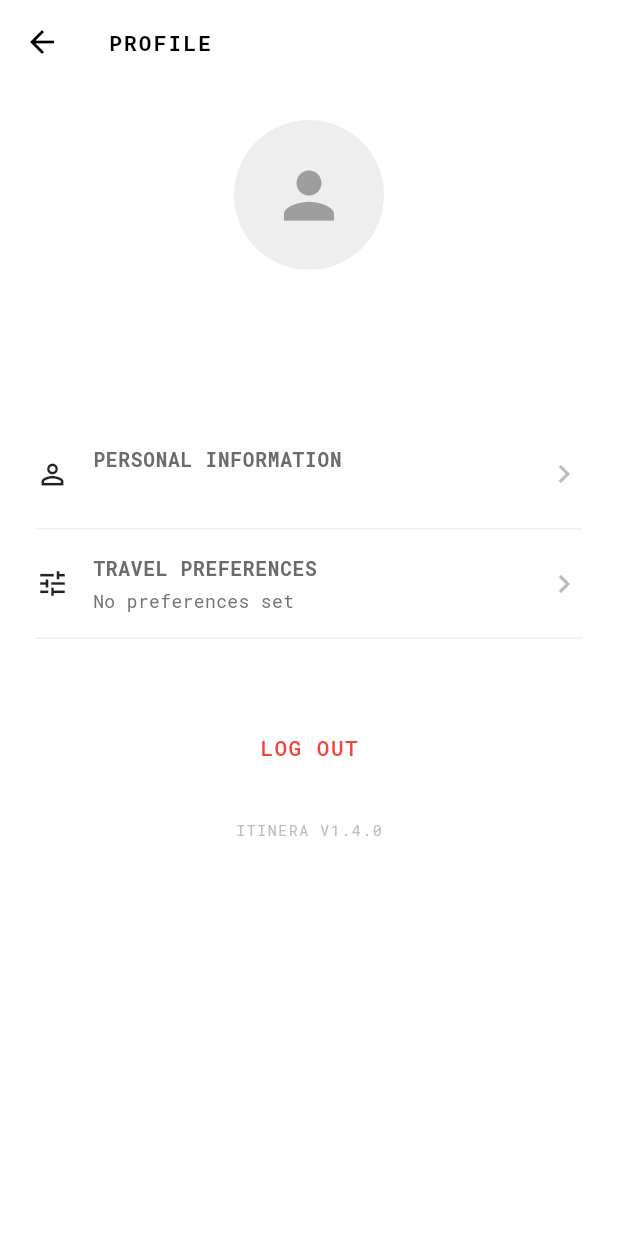
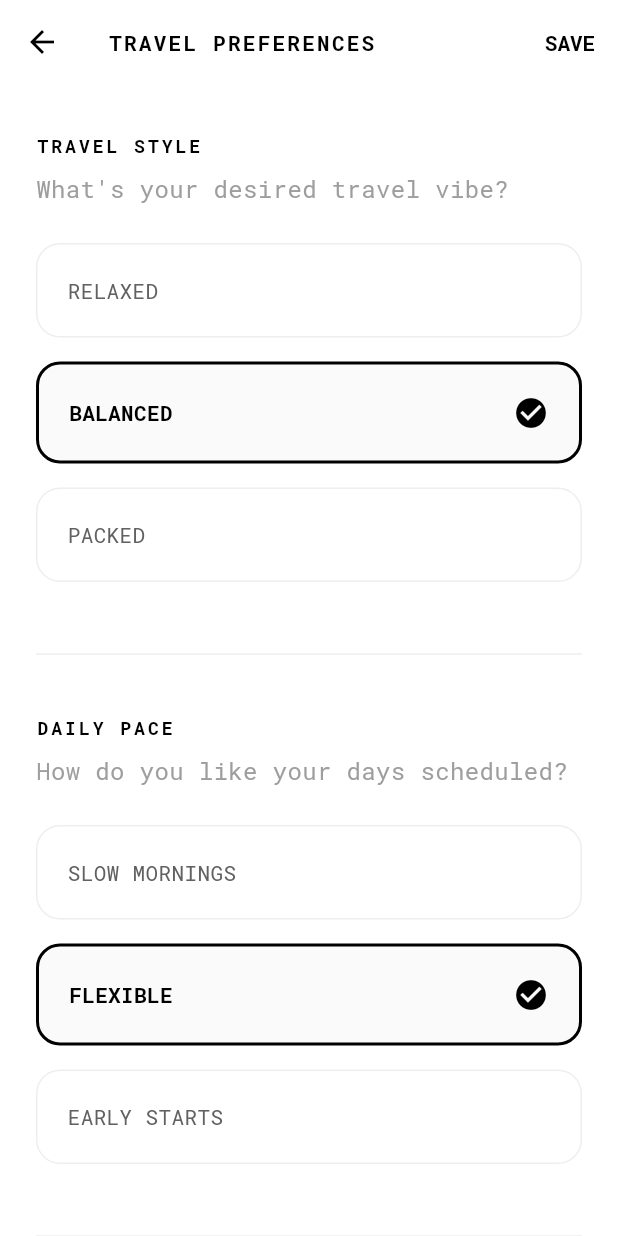
Before and after one commit to Swapnil-Pramanik/Itinera-2, a Flutter app: the ProfileScreen screen opened directly, after a tap on "TRAVEL PREFERENCES", on a phone screen of 412 x 824 dp. Run offline on Flutter 3.47's test engine with Material 3 defaults, Android fonts, the phone set to English and light mode, and no system bars; our stand-ins replace cached_network_image, lottie, supabase_flutter; accounts and stored records are empty; network calls fail.

Commit message:
Travel Preferences addition

```diff
--- /dev/null
+++ b/lib/core/preference_service.dart
@@ -0,0 +1,130 @@
+import 'dart:convert';
+import 'package:http/http.dart' as http;
+import 'package:supabase_flutter/supabase_flutter.dart';
+import 'constants.dart';
+
+/// Service for fetching and updating user preferences from the backend.
+class PreferenceService {
+  static const String _backendUrl = AppConstants.backendUrl;
+
+  /// Fetches all preferences for the current user.
+  static Future<Map<String, List<String>>> getPreferences() async {
+    final session = Supabase.instance.client.auth.currentSession;
+    if (session == null) return {};
+
+    try {
+      final response = await http.get(
+        Uri.parse('$_backendUrl/api/users/me/preferences'),
+        headers: {
+          'Authorization': 'Bearer ${session.accessToken}',
+          'Content-Type': 'application/json',
+        },
+      ).timeout(const Duration(seconds: 5));
+
+      if (response.statusCode == 200) {
+        final Map<String, dynamic> data = jsonDecode(response.body);
+        return data.map((key, value) => MapEntry(key, List<String>.from(value)));
+      }
+    } catch (e) {
+      // Fallback or log error
+      print('Error fetching preferences: $e');
+    }
+
+    // Fallback: Query Supabase directly if backend fails
+    try {
+      final userId = session.user.id;
+      final response = await Supabase.instance.client
+          .from('user_preferences')
+          .select('preference_key, preference_value')
+          .eq('user_id', userId);
+
+      final Map<String, List<String>> prefs = {};
+      for (var item in response) {
+        final key = item['preference_key'] as String;
+        final val = item['preference_value'] as String;
+        prefs.putIfAbsent(key, () => []).add(val);
+      }
+      return prefs;
+    } catch (e) {
+      print('Fallback error fetching preferences: $e');
+      return {};
+    }
+  }
+
+  /// Saves preferences for a specific key (e.g., 'INTERESTS').
+  static Future<bool> savePreferences(String key, List<String> values) async {
+    final session = Supabase.instance.client.auth.currentSession;
+    if (session == null) return false;
+
+    try {
+      final response = await http.post(
+        Uri.parse('$_backendUrl/api/users/me/preferences'),
+        headers: {
+          'Authorization': 'Bearer ${session.accessToken}',
+          'Content-Type': 'application/json',
+        },
+        body: jsonEncode({key: values}),
+      ).timeout(const Duration(seconds: 5));
+
+      if (response.statusCode == 200) return true;
+    } catch (e) {
+      print('Error saving preferences: $e');
+    }
+
+    // Fallback: update Supabase directly
+    try {
+      final userId = session.user.id;
+
+      // Delete existing
+      await Supabase.instance.client
+          .from('user_preferences')
+          .delete()
+          .eq('user_id', userId)
+          .eq('preference_key', key);
+
+      // Insert new
+      if (values.isNotEmpty) {
+        final rows = values.map((val) => {
+          'user_id': userId,
+          'preference_key': key,
+          'preference_value': val,
+        }).toList();
+
+        await Supabase.instance.client.from('user_preferences').insert(rows);
+      }
+      return true;
+    } catch (e) {
+      print('Fallback error saving preferences: $e');
+      return false;
+    }
+  }
+
+  /// Saves multiple preference sets at once.
+  static Future<bool> saveMultiplePreferences(Map<String, List<String>> prefs) async {
+    final session = Supabase.instance.client.auth.currentSession;
+    if (session == null) return false;
+
+    try {
+      final response = await http.post(
+        Uri.parse('$_backendUrl/api/users/me/preferences'),
+        headers: {
+          'Authorization': 'Bearer ${session.accessToken}',
+          'Content-Type': 'application/json',
+        },
+        body: jsonEncode(prefs),
+      ).timeout(const Duration(seconds: 5));
+
+      if (response.statusCode == 200) return true;
+    } catch (e) {
+      print('Error saving multiple preferences: $e');
+    }
+
+    // Fallback: series of updates to Supabase
+    bool allSuccess = true;
+    for (var entry in prefs.entries) {
+      final success = await savePreferences(entry.key, entry.value);
+      if (!success) allSuccess = false;
+    }
+    return allSuccess;
+  }
+}
--- a/lib/screens/home/home_screen.dart
+++ b/lib/screens/home/home_screen.dart
@@ -295,7 +295,7 @@ class _HomeScreenState extends State<HomeScreen> {
                         isScrollControlled: true,
                         backgroundColor: Colors.transparent,
                         builder: (_) => const MyAtlasBottomSheet(),
-                      );
+                      ).then((_) => _loadAtlasArticles());
                     } else {
                       final dest = _recentDestinations[index];
                       final title = dest['name'] ?? '';
@@ -411,7 +411,7 @@ class _HomeScreenState extends State<HomeScreen> {
                 destinationCountry: destCountry,
               ),
             ),
-          );
+          ).then((_) => _loadAtlasArticles());
         }
       },
     );
--- a/lib/screens/home/profile_screen.dart
+++ b/lib/screens/home/profile_screen.dart
@@ -5,6 +5,8 @@ import '../../core/profile_service.dart';
 import '../auth/login_signup_screen.dart';
 import '../../widgets/blur_page_route.dart';
 import 'edit_profile_screen.dart';
+import 'travel_preferences_screen.dart';
+import '../../core/preference_service.dart';
 
 /// Profile Screen - User profile displaying actual database stats
 class ProfileScreen extends StatefulWidget {
@@ -16,6 +18,7 @@ class ProfileScreen extends StatefulWidget {
 
 class _ProfileScreenState extends State<ProfileScreen> {
   Map<String, dynamic>? _profileData;
+  Map<String, List<String>> _preferences = {};
   bool _isLoading = true;
 
   @override
@@ -25,10 +28,15 @@ class _ProfileScreenState extends State<ProfileScreen> {
   }
 
   Future<void> _loadProfile() async {
-    final data = await ProfileService.getMyProfile();
+    final results = await Future.wait([
+      ProfileService.getMyProfile(),
+      PreferenceService.getPreferences(),
+    ]);
+
     if (mounted) {
       setState(() {
-        _profileData = data;
+        _profileData = results[0] as Map<String, dynamic>?;
+        _preferences = results[1] as Map<String, List<String>>;
         _isLoading = false;
       });
     }
@@ -45,7 +53,8 @@ class _ProfileScreenState extends State<ProfileScreen> {
       );
     }
 
-    final displayName = _profileData?['display_name'] ?? UserService.getDisplayName();
+    final displayName =
+        _profileData?['display_name'] ?? UserService.getDisplayName();
     final email = _profileData?['email'] ?? UserService.getEmail();
 
     return Scaffold(
@@ -145,8 +154,21 @@ class _ProfileScreenState extends State<ProfileScreen> {
             _buildSettingsItem(
               icon: Icons.tune,
               title: 'TRAVEL PREFERENCES',
-              subtitle: 'No preferences set', // Pending implementation hooked to user_preferences table
-              onTap: () {},
+              subtitle: _getPreferenceSummary(),
+              bottomWidget: _buildPreferenceChips(),
+              onTap: () async {
+                final result = await Navigator.push(
+                  context,
+                  MaterialPageRoute(
+                    builder: (context) => const TravelPreferencesScreen(),
+                  ),
+                );
+                // If preferences were updated, reload profile
+                if (result == true) {
+                  setState(() => _isLoading = true);
+                  _loadProfile();
+                }
+              },
             ),
 
             const SizedBox(height: 48),
@@ -197,6 +219,7 @@ class _ProfileScreenState extends State<ProfileScreen> {
     required IconData icon,
     required String title,
     required String subtitle,
+    Widget? bottomWidget,
     VoidCallback? onTap,
   }) {
     return InkWell(
@@ -233,6 +256,10 @@ class _ProfileScreenState extends State<ProfileScreen> {
                       color: Colors.grey.shade600,
                     ),
                   ),
+                  if (bottomWidget != null) ...[
+                    const SizedBox(height: 8),
+                    bottomWidget,
+                  ],
                 ],
               ),
             ),
@@ -245,4 +272,52 @@ class _ProfileScreenState extends State<ProfileScreen> {
       ),
     );
   }
+
+  Widget _buildPreferenceChip(String label) {
+    return Container(
+      padding: const EdgeInsets.symmetric(horizontal: 10, vertical: 4),
+      decoration: BoxDecoration(
+        color: Colors.grey.shade100,
+        borderRadius: BorderRadius.circular(12),
+      ),
+      child: Text(
+        label.toUpperCase(),
+        style: const TextStyle(
+          fontFamily: 'RobotoMono',
+          fontSize: 10,
+          fontWeight: FontWeight.w600,
+          color: Colors.black87,
+        ),
+      ),
+    );
+  }
+
+  String _getPreferenceSummary() {
+    if (_preferences.isEmpty) return 'No preferences set';
+
+    final parts = <String>[];
+    if (_preferences.containsKey('TRAVEL_STYLE')) {
+      parts.add(_preferences['TRAVEL_STYLE']!.first);
+    }
+    if (_preferences.containsKey('DAILY_PACE')) {
+      parts.add(_preferences['DAILY_PACE']!.first);
+    }
+
+    return parts.isEmpty ? 'Tailor your automation' : parts.join(' • ');
+  }
+
+  Widget? _buildPreferenceChips() {
+    final interests = _preferences['INTERESTS'] ?? [];
+    if (interests.isEmpty) return null;
+
+    return Wrap(
+      spacing: 8,
+      runSpacing: 8,
+      children: [
+        ...interests.take(2).map((e) => _buildPreferenceChip(e)),
+        if (interests.length > 2)
+          _buildPreferenceChip('+${interests.length - 2} MORE'),
+      ],
+    );
+  }
 }
--- /dev/null
+++ b/lib/screens/home/travel_preferences_screen.dart
@@ -0,0 +1,329 @@
+import 'package:flutter/material.dart';
+import '../../core/preference_service.dart';
+
+class TravelPreferencesScreen extends StatefulWidget {
+  const TravelPreferencesScreen({super.key});
+
+  @override
+  State<TravelPreferencesScreen> createState() =>
+      _TravelPreferencesScreenState();
+}
+
+class _TravelPreferencesScreenState extends State<TravelPreferencesScreen> {
+  bool _isLoading = true;
+  bool _isSaving = false;
+
+  // Selection state
+  String _selectedStyle = 'BALANCED';
+  String _selectedPace = 'FLEXIBLE';
+  Set<String> _selectedInterests = {};
+  String _selectedAutomation = 'PLAN EVERYTHING AUTOMATICALLY';
+
+  final List<String> _styles = ['RELAXED', 'BALANCED', 'PACKED'];
+  final List<String> _paces = ['SLOW MORNINGS', 'FLEXIBLE', 'EARLY STARTS'];
+  final List<Map<String, dynamic>> _interestOptions = [
+    {'label': 'Food', 'icon': Icons.restaurant_outlined},
+    {'label': 'Culture', 'icon': Icons.museum_outlined},
+    {'label': 'Nature', 'icon': Icons.park_outlined},
+    {'label': 'Shopping', 'icon': Icons.shopping_bag_outlined},
+    {'label': 'Nightlife', 'icon': Icons.nightlife_outlined},
+    {'label': 'Adventure', 'icon': Icons.hiking_outlined},
+  ];
+  final List<String> _automationOptions = [
+    'PLAN EVERYTHING AUTOMATICALLY',
+    'SUGGEST, I\'LL DECIDE'
+  ];
+
+  @override
+  void initState() {
+    super.initState();
+    _loadPreferences();
+  }
+
+  @override
+  void dispose() {
+    super.dispose();
+  }
+
+  Future<void> _loadPreferences() async {
+    setState(() => _isLoading = true);
+    try {
+      final prefs = await PreferenceService.getPreferences();
+      setState(() {
+        if (prefs.containsKey('TRAVEL_STYLE') && prefs['TRAVEL_STYLE']!.isNotEmpty) {
+          _selectedStyle = prefs['TRAVEL_STYLE']!.first;
+        }
+        if (prefs.containsKey('DAILY_PACE') && prefs['DAILY_PACE']!.isNotEmpty) {
+          _selectedPace = prefs['DAILY_PACE']!.first;
+        }
+        if (prefs.containsKey('INTERESTS')) {
+          _selectedInterests = Set<String>.from(prefs['INTERESTS']!);
+        }
+        if (prefs.containsKey('AUTOMATION') && prefs['AUTOMATION']!.isNotEmpty) {
+          _selectedAutomation = prefs['AUTOMATION']!.first;
+        }
+      });
+    } catch (e) {
+      debugPrint('Error loading preferences: $e');
+    } finally {
+      setState(() => _isLoading = false);
+    }
+  }
+
+  Future<void> _savePreferences() async {
+    setState(() => _isSaving = true);
+    try {
+      final prefs = {
+        'TRAVEL_STYLE': [_selectedStyle],
+        'DAILY_PACE': [_selectedPace],
+        'INTERESTS': _selectedInterests.toList(),
+        'AUTOMATION': [_selectedAutomation],
+      };
+      final success = await PreferenceService.saveMultiplePreferences(prefs);
+      if (success && mounted) {
+        ScaffoldMessenger.of(context).showSnackBar(
+          const SnackBar(content: Text('Preferences saved successfully')),
+        );
+        Navigator.pop(context, true);
+      }
+    } catch (e) {
+      debugPrint('Error saving preferences: $e');
+    } finally {
+      if (mounted) setState(() => _isSaving = false);
+    }
+  }
+
+  @override
+  Widget build(BuildContext context) {
+    return Scaffold(
+      backgroundColor: Colors.white,
+      appBar: AppBar(
+        backgroundColor: Colors.white,
+        elevation: 0,
+        leading: IconButton(
+          onPressed: () => Navigator.pop(context),
+          icon: const Icon(Icons.arrow_back, color: Colors.black),
+        ),
+        title: const Text(
+          'TRAVEL PREFERENCES',
+          style: TextStyle(
+            fontFamily: 'RobotoMono',
+            fontSize: 14,
+            fontWeight: FontWeight.w600,
+            letterSpacing: 1.5,
+            color: Colors.black,
+          ),
+        ),
+        actions: [
+          if (!_isLoading)
+            TextButton(
+              onPressed: _isSaving ? null : _savePreferences,
+              child: _isSaving
+                  ? const SizedBox(
+                      width: 16,
+                      height: 16,
+                      child: CircularProgressIndicator(strokeWidth: 2, color: Colors.black),
+                    )
+                  : const Text(
+                      'SAVE',
+                      style: TextStyle(
+                        fontFamily: 'RobotoMono',
+                        fontWeight: FontWeight.bold,
+                        color: Colors.black,
+                      ),
+                    ),
+            ),
+        ],
+      ),
+      body: _isLoading
+          ? const Center(child: CircularProgressIndicator(color: Colors.black))
+          : SingleChildScrollView(
+              padding: const EdgeInsets.symmetric(vertical: 24),
+              child: Column(
+                crossAxisAlignment: CrossAxisAlignment.start,
+                children: [
+                  _buildSectionHeader('TRAVEL STYLE'),
+                  _buildStyleSection(),
+                  const Divider(height: 64, thickness: 1, indent: 24, endIndent: 24),
+                  _buildSectionHeader('DAILY PACE'),
+                  _buildPaceSection(),
+                  const Divider(height: 64, thickness: 1, indent: 24, endIndent: 24),
+                  _buildSectionHeader('INTERESTS'),
+                  _buildInterestsSection(),
+                  const Divider(height: 64, thickness: 1, indent: 24, endIndent: 24),
+                  _buildSectionHeader('AUTOMATION'),
+                  _buildAutomationSection(),
+                  const SizedBox(height: 48),
+                ],
+              ),
+            ),
+    );
+  }
+
+  Widget _buildSectionHeader(String title) {
+    return Padding(
+      padding: const EdgeInsets.symmetric(horizontal: 24.0, vertical: 8.0),
+      child: Text(
+        title,
+        style: const TextStyle(
+          fontFamily: 'RobotoMono',
+          fontSize: 12,
+          fontWeight: FontWeight.w800,
+          letterSpacing: 2.0,
+          color: Colors.black,
+        ),
+      ),
+    );
+  }
+
+  Widget _buildStyleSection() {
+    return Padding(
+      padding: const EdgeInsets.symmetric(horizontal: 24.0),
+      child: Column(
+        crossAxisAlignment: CrossAxisAlignment.start,
+        children: [
+          const Text(
+            'What\'s your desired travel vibe?',
+            style: TextStyle(fontFamily: 'RobotoMono', fontSize: 16, color: Colors.grey),
+          ),
+          const SizedBox(height: 24),
+          ..._styles.map((style) => _buildRadioOption(
+                title: style,
+                isSelected: _selectedStyle == style,
+                onTap: () => setState(() => _selectedStyle = style),
+              )),
+        ],
+      ),
+    );
+  }
+
+  Widget _buildPaceSection() {
+    return Padding(
+      padding: const EdgeInsets.symmetric(horizontal: 24.0),
+      child: Column(
+        crossAxisAlignment: CrossAxisAlignment.start,
+        children: [
+          const Text(
+            'How do you like your days scheduled?',
+            style: TextStyle(fontFamily: 'RobotoMono', fontSize: 16, color: Colors.grey),
+          ),
+          const SizedBox(height: 24),
+          ..._paces.map((pace) => _buildRadioOption(
+                title: pace,
+                isSelected: _selectedPace == pace,
+                onTap: () => setState(() => _selectedPace = pace),
+              )),
+        ],
+      ),
+    );
+  }
+
+  Widget _buildInterestsSection() {
+    return Padding(
+      padding: const EdgeInsets.symmetric(horizontal: 24.0),
+      child: Column(
+        crossAxisAlignment: CrossAxisAlignment.start,
+        children: [
+          const Text(
+            'Select your areas of interest',
+            style: TextStyle(fontFamily: 'RobotoMono', fontSize: 16, color: Colors.grey),
+          ),
+          const SizedBox(height: 24),
+          Wrap(
+            spacing: 12,
+            runSpacing: 12,
+            children: _interestOptions.map((opt) {
+              final label = opt['label'] as String;
+              final icon = opt['icon'] as IconData;
+              final isSelected = _selectedInterests.contains(label);
+              return FilterChip(
+                label: Text(label),
+                avatar: Icon(icon, size: 16, color: isSelected ? Colors.white : Colors.black),
+                selected: isSelected,
+                onSelected: (selected) {
+                  setState(() {
+                    if (selected) {
+                      _selectedInterests.add(label);
+                    } else {
+                      _selectedInterests.remove(label);
+                    }
+                  });
+                },
+                backgroundColor: Colors.white,
+                selectedColor: Colors.black,
+                labelStyle: TextStyle(
+                  fontFamily: 'RobotoMono',
+                  color: isSelected ? Colors.white : Colors.black,
+                  fontSize: 13,
+                ),
+                shape: RoundedRectangleBorder(
+                  borderRadius: BorderRadius.circular(20),
+                  side: BorderSide(color: isSelected ? Colors.black : Colors.grey.shade300),
+                ),
+              );
+            }).toList(),
+          ),
+        ],
+      ),
+    );
+  }
+
+  Widget _buildAutomationSection() {
+    return Padding(
+      padding: const EdgeInsets.symmetric(horizontal: 24.0),
+      child: Column(
+        crossAxisAlignment: CrossAxisAlignment.start,
+        children: [
+          const Text(
+            'Level of AI assistance',
+            style: TextStyle(fontFamily: 'RobotoMono', fontSize: 16, color: Colors.grey),
+          ),
+          const SizedBox(height: 24),
+          ..._automationOptions.map((opt) => _buildRadioOption(
+                title: opt,
+                isSelected: _selectedAutomation == opt,
+                onTap: () => setState(() => _selectedAutomation = opt),
+              )),
+        ],
+      ),
+    );
+  }
+
+  Widget _buildRadioOption({
+    required String title,
+    required bool isSelected,
+    required VoidCallback onTap,
+  }) {
+    return GestureDetector(
+      onTap: onTap,
+      child: Container(
+        margin: const EdgeInsets.only(bottom: 16),
+        padding: const EdgeInsets.all(20),
+        decoration: BoxDecoration(
+          color: isSelected ? Colors.grey.shade50 : Colors.white,
+          borderRadius: BorderRadius.circular(16),
+          border: Border.all(
+            color: isSelected ? Colors.black : Colors.grey.shade200,
+            width: isSelected ? 2 : 1,
+          ),
+        ),
+        child: Row(
+          children: [
+            Expanded(
+              child: Text(
+                title,
+                style: TextStyle(
+                  fontFamily: 'RobotoMono',
+                  fontSize: 14,
+                  fontWeight: isSelected ? FontWeight.bold : FontWeight.normal,
+                  color: isSelected ? Colors.black : Colors.grey.shade700,
+                ),
+              ),
+            ),
+            if (isSelected) const Icon(Icons.check_circle, color: Colors.black),
+          ],
+        ),
+      ),
+    );
+  }
+}
--- a/lib/screens/trip/destination_detail_screen.dart
+++ b/lib/screens/trip/destination_detail_screen.dart
@@ -802,10 +802,7 @@ class _DestinationDetailScreenState extends State<DestinationDetailScreen> {
         tag: heroTag,
         placeholderBuilder: (context, size, widget) => widget,
         flightShuttleBuilder: (flightContext, animation, flightDirection, fromHeroContext, toHeroContext) {
-          return SingleChildScrollView(
-            physics: const NeverScrollableScrollPhysics(),
-            child: toHeroContext.widget,
-          );
+          return toHeroContext.widget;
         },
         child: Material(color: Colors.transparent, child: chip),
       );
--- a/lib/widgets/overlays/weather_popup.dart
+++ b/lib/widgets/overlays/weather_popup.dart
@@ -136,6 +136,7 @@ class WeatherPopup extends StatelessWidget {
                             Expanded(
                               flex: 6,
                               child: Column(
+                                mainAxisSize: MainAxisSize.min,
                                 crossAxisAlignment: CrossAxisAlignment.end,
                                 children: [
                                   Text(
@@ -147,7 +148,8 @@ class WeatherPopup extends StatelessWidget {
                                     ),
                                   ),
                                   const SizedBox(height: 16),
-                                  Expanded(
+                                  SizedBox(
+                                    height: 150, // Increased height to prevent overflow
                                     child: _buildHourlyList(hourly),
                                   ),
                                 ],
```
Also changed, not shown: lib/core/destination_service.dart (+95 -16 lines), lib/screens/onboarding/onboarding_3_screen.dart (+27 -3 lines), 2 other files.
